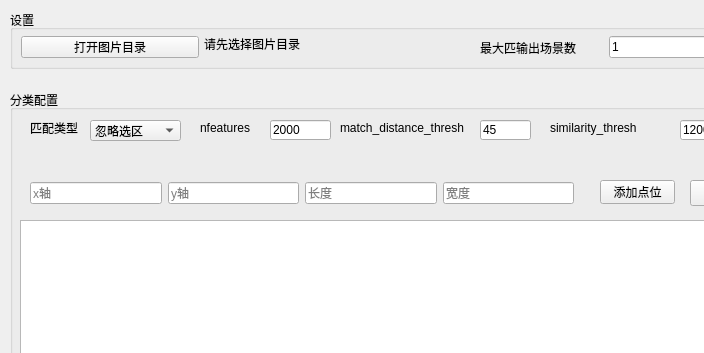
This is ui/main.ui in l3n641/pic-sign as Qt 5 draws it before an edit; both pictures show x 0 to 704 and y 0 to 353 of the 796 by 555 pixel window. The edited form follows.
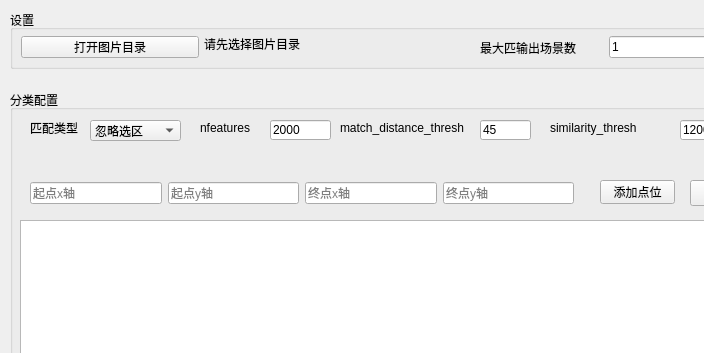
This is the edited form.

```diff
--- a/ui/main.ui
+++ b/ui/main.ui
@@ -226,21 +226,21 @@
         <number>32767</number>
        </property>
        <property name="placeholderText">
-        <string>x轴</string>
+        <string>起点x轴</string>
        </property>
       </widget>
      </item>
      <item>
       <widget class="QLineEdit" name="input_point_y">
        <property name="placeholderText">
-        <string>y轴</string>
+        <string>起点y轴</string>
        </property>
       </widget>
      </item>
      <item>
       <widget class="QLineEdit" name="input_rect_length">
        <property name="placeholderText">
-        <string>长度</string>
+        <string>终点x轴</string>
        </property>
       </widget>
      </item>
@@ -250,7 +250,7 @@
         <string/>
        </property>
        <property name="placeholderText">
-        <string>宽度</string>
+        <string>终点y轴</string>
        </property>
       </widget>
      </item>
```
Left out of the diff: 8 changed lines with no effect on the pictures.
